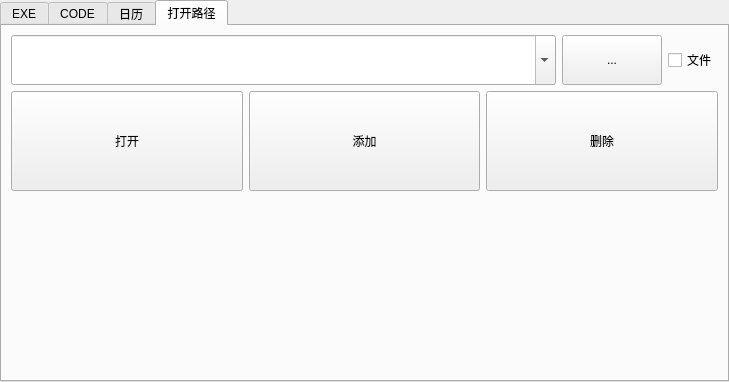
The window that auto_c_code/toolstabwidget.ui (yjduoduo/auto_c_code) describes before a commit, drawn with Qt 5.
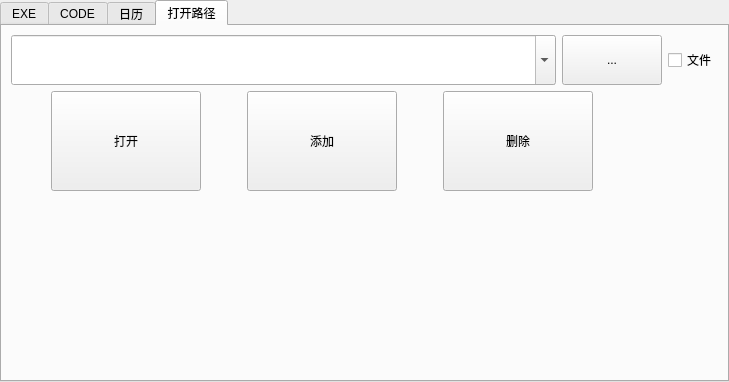
The same window after the commit.

Commit message: 优化界面3

```diff
--- a/auto_c_code/toolstabwidget.ui
+++ b/auto_c_code/toolstabwidget.ui
@@ -317,11 +317,33 @@
     </item>
     <item row="1" column="0" colspan="2">
      <layout class="QHBoxLayout" name="horizontalLayout_2">
+      <item>
+       <spacer name="horizontalSpacer_2">
+        <property name="orientation">
+         <enum>Qt::Horizontal</enum>
+        </property>
+        <property name="sizeType">
+         <enum>QSizePolicy::Fixed</enum>
+        </property>
+        <property name="sizeHint" stdset="0">
+         <size>
+          <width>40</width>
+          <height>20</height>
+         </size>
+        </property>
+       </spacer>
+      </item>
       <item>
        <widget class="QPushButton" name="pushButton_open">
         <property name="minimumSize">
          <size>
-          <width>0</width>
+          <width>150</width>
+          <height>100</height>
+         </size>
+        </property>
+        <property name="maximumSize">
+         <size>
+          <width>150</width>
           <height>100</height>
          </size>
         </property>
@@ -330,11 +352,33 @@
         </property>
        </widget>
       </item>
+      <item>
+       <spacer name="horizontalSpacer_3">
+        <property name="orientation">
+         <enum>Qt::Horizontal</enum>
+        </property>
+        <property name="sizeType">
+         <enum>QSizePolicy::Fixed</enum>
+        </property>
+        <property name="sizeHint" stdset="0">
+         <size>
+          <width>40</width>
+          <height>20</height>
+         </size>
+        </property>
+       </spacer>
+      </item>
       <item>
        <widget class="QPushButton" name="pushButton_addpath">
         <property name="minimumSize">
          <size>
-          <width>0</width>
+          <width>150</width>
+          <height>100</height>
+         </size>
+        </property>
+        <property name="maximumSize">
+         <size>
+          <width>150</width>
           <height>100</height>
          </size>
         </property>
@@ -343,11 +387,33 @@
         </property>
        </widget>
       </item>
+      <item>
+       <spacer name="horizontalSpacer_4">
+        <property name="orientation">
+         <enum>Qt::Horizontal</enum>
+        </property>
+        <property name="sizeType">
+         <enum>QSizePolicy::Fixed</enum>
+        </property>
+        <property name="sizeHint" stdset="0">
+         <size>
+          <width>40</width>
+          <height>20</height>
+         </size>
+        </property>
+       </spacer>
+      </item>
       <item>
        <widget class="QPushButton" name="pushButton_delpath">
         <property name="minimumSize">
          <size>
-          <width>0</width>
+          <width>150</width>
+          <height>100</height>
+         </size>
+        </property>
+        <property name="maximumSize">
+         <size>
+          <width>150</width>
           <height>100</height>
          </size>
         </property>
@@ -356,6 +422,19 @@
         </property>
        </widget>
       </item>
+      <item>
+       <spacer name="horizontalSpacer">
+        <property name="orientation">
+         <enum>Qt::Horizontal</enum>
+        </property>
+        <property name="sizeHint" stdset="0">
+         <size>
+          <width>40</width>
+          <height>20</height>
+         </size>
+        </property>
+       </spacer>
+      </item>
      </layout>
     </item>
     <item row="2" column="0">
```
The commit also changes 1 other file.
